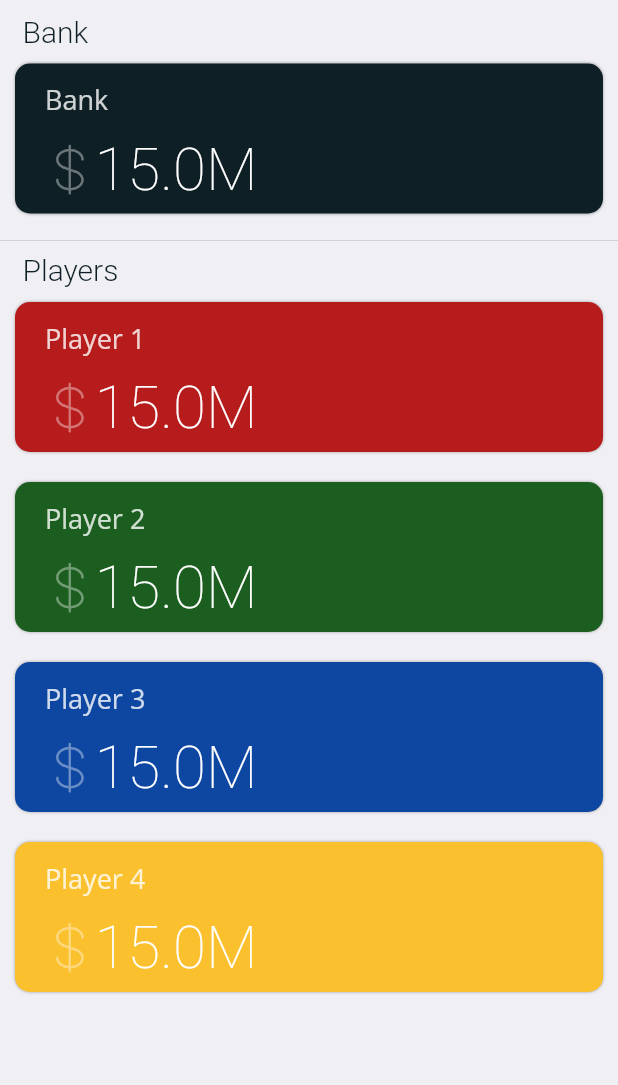
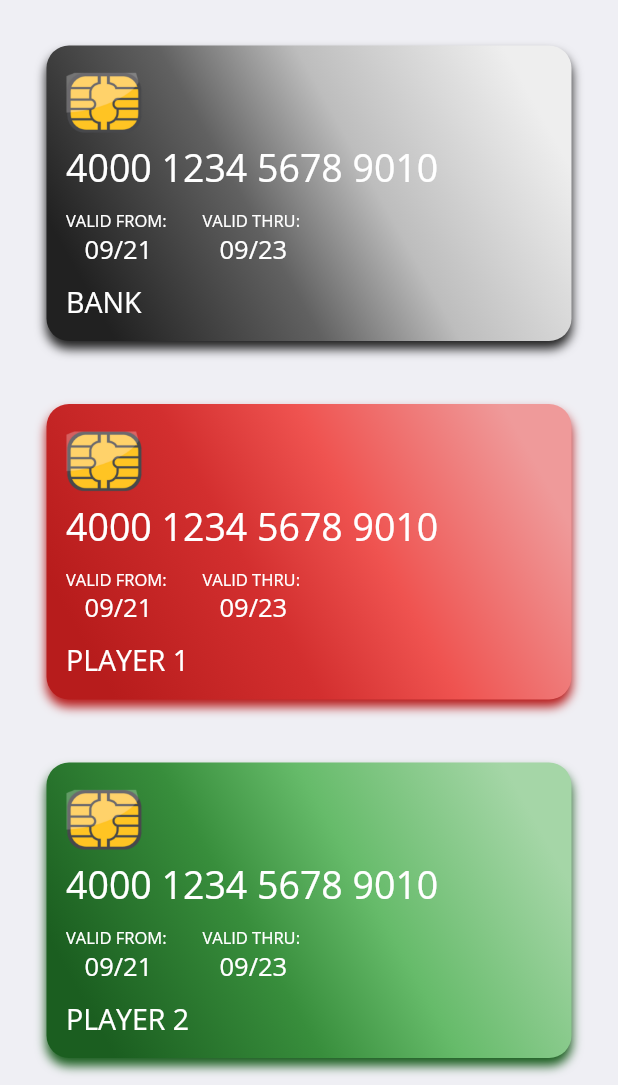
Before and after one commit to sraodev/flutter-monopoly, a Flutter app: the screen it shows after launch, on a phone screen of 412 x 824 dp, the part 151-1236 px from its top. Run offline on Flutter 3.47's test engine with Material 2 defaults, Android fonts, the phone set to English and light mode, and no system bars; our stand-ins replace bloc, equatable, firebase_auth, firebase_database, flutter_inner_drawer, font_awesome_flutter and 2 more; accounts and stored records are empty; project files that could hold a hidden picture were left out.

Commit message:
Added Credit Card Style Widgets to the HomePage

```diff
--- a/lib/colors.dart
+++ b/lib/colors.dart
@@ -1,8 +1,9 @@
 import 'package:flutter/material.dart';
 
+const Color primaryColor = const Color(0xff50E3C2);
+const Color keypadColor = const Color(0xff4A4A4A);
 //main default colors
 const mainColor = const Color.fromRGBO(14, 32, 38, 1);
 const secondColor = const Color.fromRGBO(90, 168, 100, 1);
-//const secondColor = const Color.fromRGBO(127, 172, 136, 1);
 const descriptionTextColor = const Color.fromRGBO(168, 168, 168, 1);
 const captionTextColor = const Color.fromRGBO(116, 197, 149, 1);
--- a/lib/src/models/monopoly.dart
+++ b/lib/src/models/monopoly.dart
@@ -1,4 +1,7 @@
 import 'package:flutter/material.dart';
+
+enum MonopolyCard { BANKER, PLAYER_RED, PLAYER_GREEN, PLAYER_BLUE, PLAYER_YELLOW }
+
 class Monopoly {
   Monopoly({
     this.name,
@@ -25,7 +28,7 @@ class Monopoly {
   String image;
   double light;
   String name;
-  Color color;
+  List<Color> color;
   bool plantOfTheMonth;
   double price;
   String size;
--- a/lib/src/pages/home_page.dart
+++ b/lib/src/pages/home_page.dart
@@ -1,5 +1,6 @@
 import 'package:flutter/cupertino.dart';
 import 'package:flutter/rendering.dart';
+
 
 import 'package:firebase_auth/firebase_auth.dart';
 import 'package:firebase_database/firebase_database.dart';
@@ -9,14 +10,13 @@ import 'package:font_awesome_flutter/font_awesome_flutter.dart';
 import 'package:google_sign_in/google_sign_in.dart';
 import 'package:monopoly/colors.dart' as AppColors;
 import 'package:monopoly/main.dart';
-import 'package:monopoly/src/models/monopoly.dart';
-import 'package:monopoly/src/pages/monopoly_card_details_page.dart';
-import 'package:monopoly/src/widgets/description_widget.dart';
-import 'package:monopoly/src/widgets/monopoly_icon_icons.dart';
-import 'package:monopoly/src/utils/currency_formater_helper.dart';
+import 'package:monopoly/src/models/models.dart';
+import 'package:monopoly/src/pages/monopoly_details_page.dart';
+import 'package:monopoly/src/widgets/widgets.dart';
+import 'package:monopoly/src/utils/utils.dart';
 import 'package:rflutter_alert/rflutter_alert.dart';
 
-enum MonopolyCard { BANKER, PLAYER_RED, PLAYER_GREEN, PLAYER_BLUE, PLAYER_YELLOW }
+
 
 class HomePage extends StatefulWidget {
   @override
@@ -37,10 +37,15 @@ class _HomePageState extends State<HomePage>
   ];
 
   List<List<Monopoly>> plantGroups = [];
-  List<Monopoly> plants = [
+  List<Monopoly> monopoly = [
     Monopoly(
         name: 'Bank',
-        color: AppColors.mainColor,
+        color: [
+          Colors.grey[900],
+          Colors.grey[700],
+          Colors.grey[400],
+          Colors.grey[200],
+        ],
         type: ['Outdoor'],
         top: true,
         plantOfTheMonth: true,
@@ -58,7 +63,12 @@ class _HomePageState extends State<HomePage>
         alerts: 'Please fill the water tank'),
     Monopoly(
         name: 'Player 1',
-        color: Colors.red[900],
+        color: [
+          Colors.red[900],
+          Colors.red[700],
+          Colors.red[400],
+          Colors.red[200],
+        ],
         type: ['Outdoor', 'Indoor'],
         top: true,
         plantOfTheMonth: false,
@@ -76,7 +86,12 @@ class _HomePageState extends State<HomePage>
         alerts: 'This plant need water'),
     Monopoly(
         name: 'Player 2',
-        color: Colors.green[900],
+        color: [
+          Colors.green[900],
+          Colors.green[700],
+          Colors.green[400],
+          Colors.green[200],
+        ],
         type: ['Indoor'],
         top: true,
         plantOfTheMonth: true,
@@ -94,7 +109,12 @@ class _HomePageState extends State<HomePage>
         alerts: 'Next watering in 1 day (every 7 days)'),
     Monopoly(
         name: 'Player 3',
-        color: Colors.blue[900],
+        color: [
+          Colors.blue[900],
+          Colors.blue[700],
+          Colors.blue[400],
+          Colors.blue[200],
+        ],
         type: ['Indoor', 'Outdoor'],
         top: true,
         plantOfTheMonth: true,
@@ -112,7 +132,12 @@ class _HomePageState extends State<HomePage>
         alerts: 'Please fill the water tank'),
     Monopoly(
         name: 'Player 4',
-        color: Colors.yellow[700],
+        color: [
+          Colors.yellow[900],
+          Colors.yellow[700],
+          Colors.yellow[400],
+          Colors.yellow[200],
+        ],
         type: ['Indoor', 'Outdoor'],
         top: true,
         plantOfTheMonth: true,
@@ -152,54 +177,47 @@ class _HomePageState extends State<HomePage>
         crossAxisAlignment: CrossAxisAlignment.start,
         children: <Widget>[
           _buildHeader(),
-          Container(
-            padding: EdgeInsets.only(left: 15.0, bottom: 10),
-            child: Row(
-              children: <Widget>[
-                RichText(
-                    text: TextSpan(
-                        // set the default style for the children TextSpans
-                        children: [
-                      TextSpan(
-                          style: TextStyle(
-                              fontSize: 20,
-                              fontWeight: FontWeight.w300,
-                              color: AppColors.mainColor),
-                          text: 'Bank'),
-                    ])),
-              ],
-            ),
-          ),
-          _buildMonopolyCard(plants, MonopolyCard.BANKER),
-          Divider(),
-          Container(
-            padding: EdgeInsets.only(left: 15.0, bottom: 10),
-            child: Row(
-              children: <Widget>[
-                RichText(
-                    text: TextSpan(
-                        // set the default style for the children TextSpans
-                        children: [
-                      TextSpan(
-                          style: TextStyle(
-                              fontSize: 20,
-                              fontWeight: FontWeight.w300,
-                              color: AppColors.mainColor),
-                          text: 'Players'),
-                    ])),
-              ],
-            ),
-          ),
-          // _buildRedPlayer(),
-          _buildMonopolyCard(plants, MonopolyCard.PLAYER_RED),
-          SizedBox(height: 10.0),
-          //_buildGreenPlayer(),
-          _buildMonopolyCard(plants, MonopolyCard.PLAYER_GREEN),
-          SizedBox(height: 10.0),
-          _buildMonopolyCard(plants, MonopolyCard.PLAYER_BLUE),
-          SizedBox(height: 10.0),
-          _buildMonopolyCard(plants, MonopolyCard.PLAYER_YELLOW),
-          //_buildYellowPlayer(),
+//          Container(
+//            padding: EdgeInsets.only(left: 15.0, bottom: 5),
+//            child: Row(
+//              children: <Widget>[
+//                RichText(
+//                    text: TextSpan(
+//                        // set the default style for the children TextSpans
+//                        children: [
+//                      TextSpan(
+//                          style: TextStyle(
+//                              fontSize: 20,
+//                              fontWeight: FontWeight.w300,
+//                              color: AppColors.mainColor),
+//                          text: 'Bank'),
+//                    ])),
+//              ],
+//            ),
+//          ),
+          CreditCardContainer(model: monopoly, card: MonopolyCard.BANKER),
+//          Container(
+//            padding: EdgeInsets.only(left: 15.0, bottom: 5),
+//            child: Row(
+//              children: <Widget>[
+//                RichText(
+//                    text: TextSpan(
+//                        // set the default style for the children TextSpans
+//                        children: [
+//                      TextSpan(
+//                          style: TextStyle(
+//                              fontSize: 20,
+//                              fontWeight: FontWeight.w300,
+//                              color: AppColors.mainColor),
+//                          text: 'Players'),
+//                    ])),
+//              ],
+//            ),
+//          ),
+          CreditCardContainer(model: monopoly, card: MonopolyCard.PLAYER_RED),
+          CreditCardContainer(model: monopoly, card: MonopolyCard.PLAYER_GREEN),
+          CreditCardContainer(model: monopoly, card: MonopolyCard.PLAYER_BLUE),
+          CreditCardContainer(model: monopoly, card: MonopolyCard.PLAYER_YELLOW),
         ],
       ),
     );
@@ -241,7 +259,7 @@ class _HomePageState extends State<HomePage>
         child: Container(
           decoration: BoxDecoration(
               borderRadius: BorderRadius.circular(10.0),
-              color: plants[card.index].color,
+              color: plants[card.index].color[0],
               boxShadow: [
                 BoxShadow(
                   color: Colors.grey,
@@ -289,12 +307,12 @@ class _HomePageState extends State<HomePage>
 
   @override
   initState() {
-    plantGroups.add(plants.where((p) => p.top == true).toList());
+    plantGroups.add(monopoly.where((p) => p.top == true).toList());
     plantGroups
-        .add(plants.where((p) => p.type.indexOf('Outdoor') != -1).toList());
+        .add(monopoly.where((p) => p.type.indexOf('Outdoor') != -1).toList());
     plantGroups
-        .add(plants.where((p) => p.type.indexOf('Indoor') != -1).toList());
-    plantGroups.add(plants.where((p) => p.plantOfTheMonth == true).toList());
+        .add(monopoly.where((p) => p.type.indexOf('Indoor') != -1).toList());
+    plantGroups.add(monopoly.where((p) => p.plantOfTheMonth == true).toList());
 
     tabController = TabController(vsync: this, length: 4);
     scrollController = ScrollController();
@@ -342,7 +360,7 @@ class _HomePageState extends State<HomePage>
                               fontSize: 40,
                               fontWeight: FontWeight.w100,
                               color: Colors.white),
-                          text: CurrencyFormater.withSuffix(plants[card.index].totalAmount)),
+                          text: CurrencyFormater.withSuffix(monopoly[card.index].totalAmount)),
                     ])),
               ),
               SizedBox(width: 5.0),
--- /dev/null
+++ b/lib/src/utils/utils.dart
@@ -0,0 +1,3 @@
+export 'package:monopoly/src/utils/currency_formater_helper.dart';
+export 'package:monopoly/src/utils/constants.dart';
+export 'package:monopoly/src/utils/math.dart';
--- /dev/null
+++ b/lib/src/widgets/credit_card_widget.dart
@@ -0,0 +1,109 @@
+import 'package:flutter/material.dart';
+import 'package:monopoly/src/models/monopoly.dart';
+import 'package:monopoly/src/utils/currency_formater_helper.dart';
+
+class CreditCardContainer extends StatelessWidget {
+   CreditCardContainer({@required this.model,
+     this.card,
+     this.key,
+   }) : super(key: key);
+
+    final Key key;
+    final MonopolyCard card;
+    final List<Monopoly> model;
+
+  @override
+  Widget build(BuildContext context) {
+    return Container(
+      margin: EdgeInsets.symmetric(horizontal: 31, vertical: 21),
+      decoration: BoxDecoration(
+        boxShadow: [
+          BoxShadow(
+              blurRadius: 5.0, color: model[card.index].color[0], offset: Offset(0, 5)),
+        ],
+        borderRadius: BorderRadius.circular(15.0),
+        gradient: LinearGradient(
+          begin: Alignment.bottomLeft,
+          end: Alignment.topRight,
+          stops: [
+            0.1,
+            0.4,
+            0.6,
+            0.9
+          ],
+          colors: [
+            model[card.index].color[0],
+            model[card.index].color[1],
+            model[card.index].color[2],
+            model[card.index].color[3],
+          ],
+        ),
+      ),
+      child: Padding(
+        padding: const EdgeInsets.all(13.0),
+        child: Column(
+          mainAxisAlignment: MainAxisAlignment.center,
+          crossAxisAlignment: CrossAxisAlignment.start,
+          children: <Widget>[
+            Container(
+              child: Image.asset(
+                "assets/images/credit_card/chip.png",
+                width: 51,
+                height: 51,
+              ),
+            ),
+            Text(
+              "4000 1234 5678 9010",
+              //CurrencyFormater.withSuffix(model[card.index].totalAmount),
+              style: TextStyle(color: Colors.white, fontSize: 25),
+            ),
+            SizedBox(
+              height: 11,
+            ),
+            Row(
+              children: <Widget>[
+                Column(
+                  children: <Widget>[
+                    Text(
+                      "VALID FROM: ",
+                      style: TextStyle(color: Colors.white, fontSize: 11.0),
+                    ),
+                    Text(
+                      "09/21",
+                      style: TextStyle(color: Colors.white, fontSize: 17),
+                    ),
+                  ],
+                ),
+                SizedBox(
+                  width: 21,
+                ),
+                Column(
+                  children: <Widget>[
+                    Text(
+                      "VALID THRU: ",
+                      style: TextStyle(color: Colors.white, fontSize: 11.0),
+                    ),
+                    Text(
+                      "09/23",
+                      style: TextStyle(color: Colors.white, fontSize: 17),
+                    ),
+                  ],
+                ),
+              ],
+            ),
+            SizedBox(
+              height: 11,
+            ),
+            Text(
+              model[card.index].name.toUpperCase(),
+              style: TextStyle(
+                color: Colors.white,
+                fontSize: 19,
+              ),
+            ),
+          ],
+        ),
+      ),
+    );
+  }
+}
--- /dev/null
+++ b/lib/src/widgets/widgets.dart
@@ -0,0 +1,4 @@
+export 'package:monopoly/src/widgets/action_button_widget.dart';
+export 'package:monopoly/src/widgets/key_item_widget.dart';
+export 'package:monopoly/src/widgets/credit_card_widget.dart';
+export 'package:monopoly/src/widgets/monopoly_icon_icons.dart';
--- a/pubspec.yaml
+++ b/pubspec.yaml
@@ -78,6 +78,7 @@ flutter:
    - assets/images/weather/rainy.png
    - assets/images/weather/thunderstorm.png
    - assets/images/weather/clear.png
+   - assets/images/credit_card/chip.png
 
   # An image asset can refer to one or more resolution-specific "variants", see
   # https://flutter.dev/assets-and-images/#resolution-aware.
```
Also changed, not shown: lib/src/pages/monopoly_details_page.dart (renamed from lib/src/pages/monopoly_card_details_page.dart, +39 -144 lines), lib/src/utils/math.dart (added, +17 -0 lines), lib/src/widgets/action_button_widget.dart (added, +52 -0 lines), lib/src/widgets/key_item_widget.dart (added, +33 -0 lines), assets/images/credit_card/chip.png (added), 2 other files.
